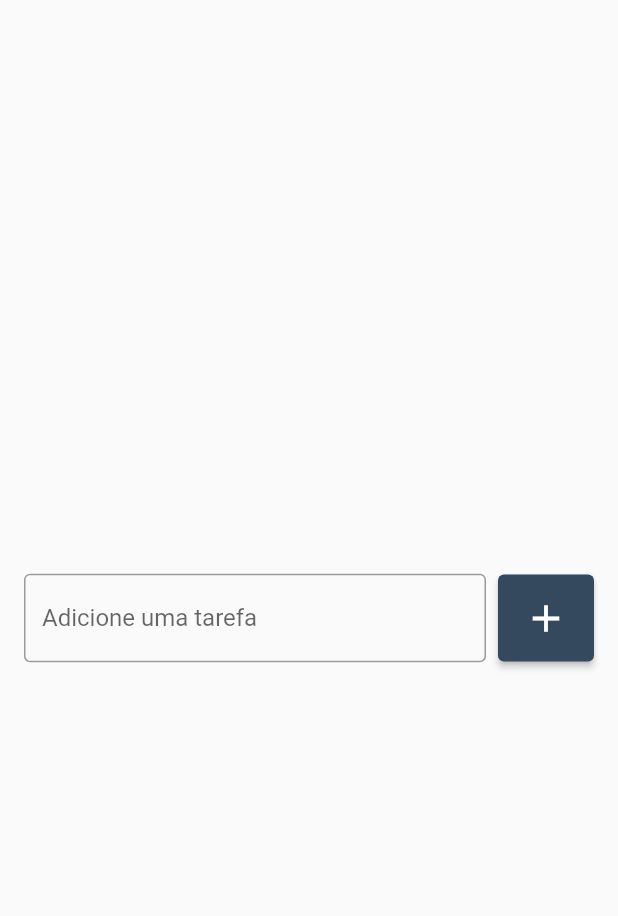
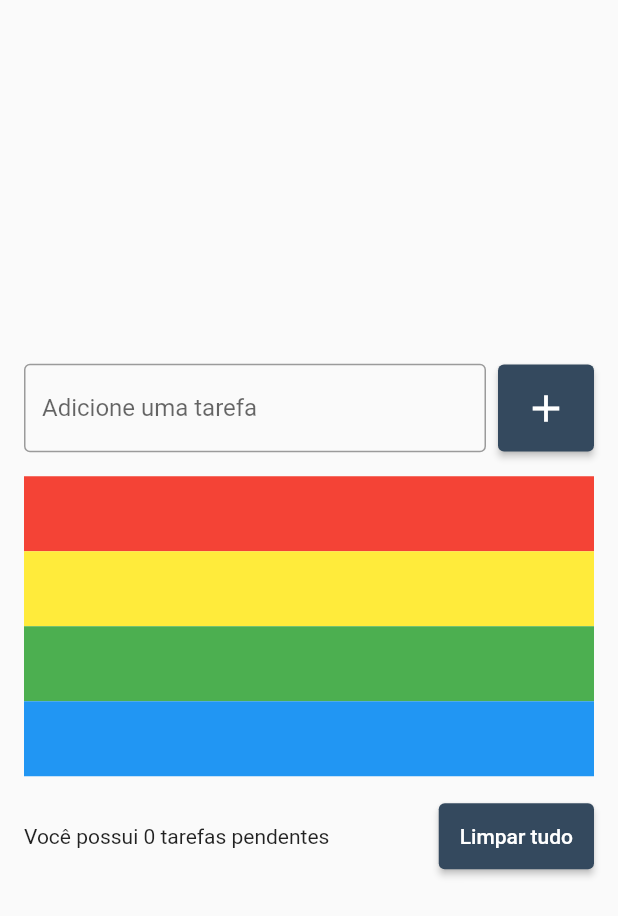
Before and after one commit to martadrozsa/flutter-dart-course, a Flutter app: the screen it shows after launch, on a phone screen of 412 x 824 dp. Shown: the top 916 px of the screen. Run offline on Flutter 3.47's test engine with Material 2 defaults, Android fonts, the phone set to English and light mode, and no system bars.

Commit message:
ListView

```diff
--- a/app_todo_list/lib/pages/todo_list_page.dart
+++ b/app_todo_list/lib/pages/todo_list_page.dart
@@ -1,5 +1,4 @@
 import 'package:flutter/material.dart';
-
 
 class TodoListPage extends StatelessWidget {
   const TodoListPage({Key? key}) : super(key: key);
@@ -10,14 +9,16 @@ class TodoListPage extends StatelessWidget {
       body: Center(
         child: Padding(
           padding: const EdgeInsets.symmetric(horizontal: 16),
-          child: Row(
+          child: Column(
+            mainAxisSize: MainAxisSize.min,
+            children: [
+              Row(
                 children: [
                   const Expanded(
                     child: TextField(
                       decoration: InputDecoration(
                           border: OutlineInputBorder(),
-                    labelText: 'Adicione uma tarefa'
-                  ),
+                          labelText: 'Adicione uma tarefa'),
                     ),
                   ),
                   const SizedBox(width: 8),
@@ -30,7 +31,49 @@ class TodoListPage extends StatelessWidget {
                     child: const Icon(
                       Icons.add,
                       size: 30,
+                    ),
+                  ),
+                ],
+              ),
+              const SizedBox(height: 16),
+              ListView(
+                shrinkWrap: true,
+                children: [
+                  Container(
+                    color: Colors.red,
+                    height: 50,
+                  ),
+                  Container(
+                    color: Colors.yellow,
+                    height: 50,
+                  ),
+                  Container(
+                    color: Colors.green,
+                    height: 50,
+                  ),
+                  Container(
+                    color: Colors.blue,
+                    height: 50,
+                  ),
+                ],
+              ),
+              const SizedBox(height: 16),
+              Row(
+                children: [
+                  const Expanded(
+                    child: Text(
+                      'Você possui 0 tarefas pendentes',
+                    ),
+                  ),
+                  ElevatedButton(
+                    onPressed: () {},
+                    child: const Text('Limpar tudo'),
+                    style: ElevatedButton.styleFrom(
+                      primary: const Color(0xff34495E),
+                      padding: const EdgeInsets.all(14),
+                    ),
                   )
+                ],
               )
             ],
           ),
@@ -38,5 +81,4 @@ class TodoListPage extends StatelessWidget {
       ),
     );
   }
-
 }
```
Lines whose indentation alone changed are shown as unchanged.
